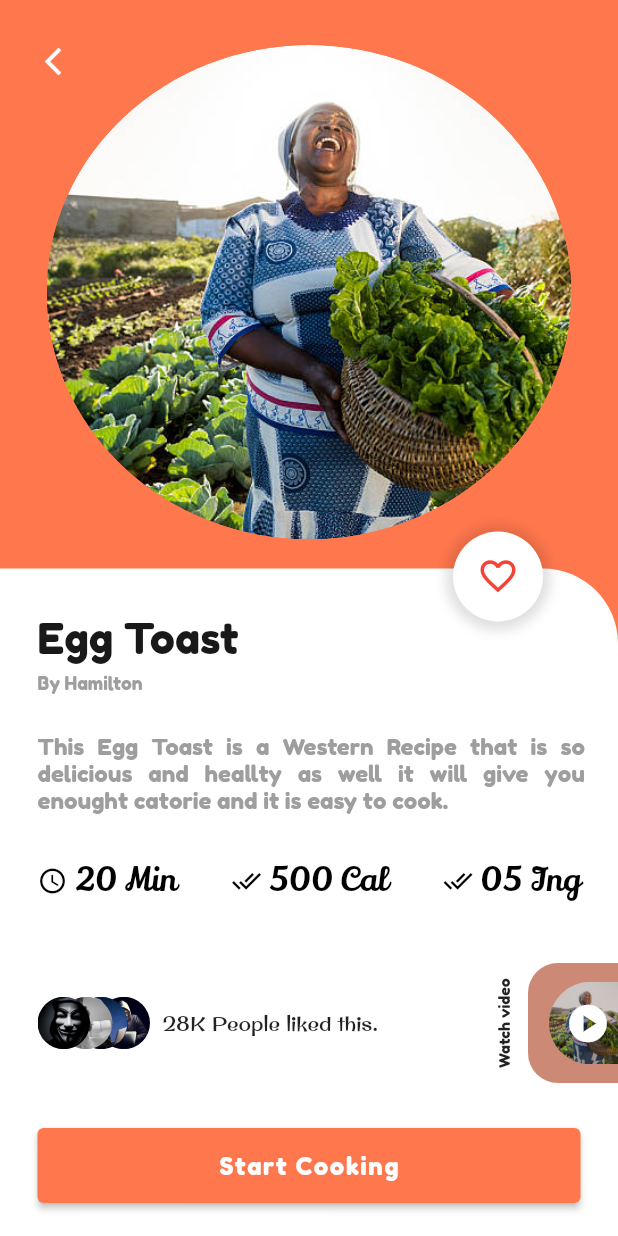
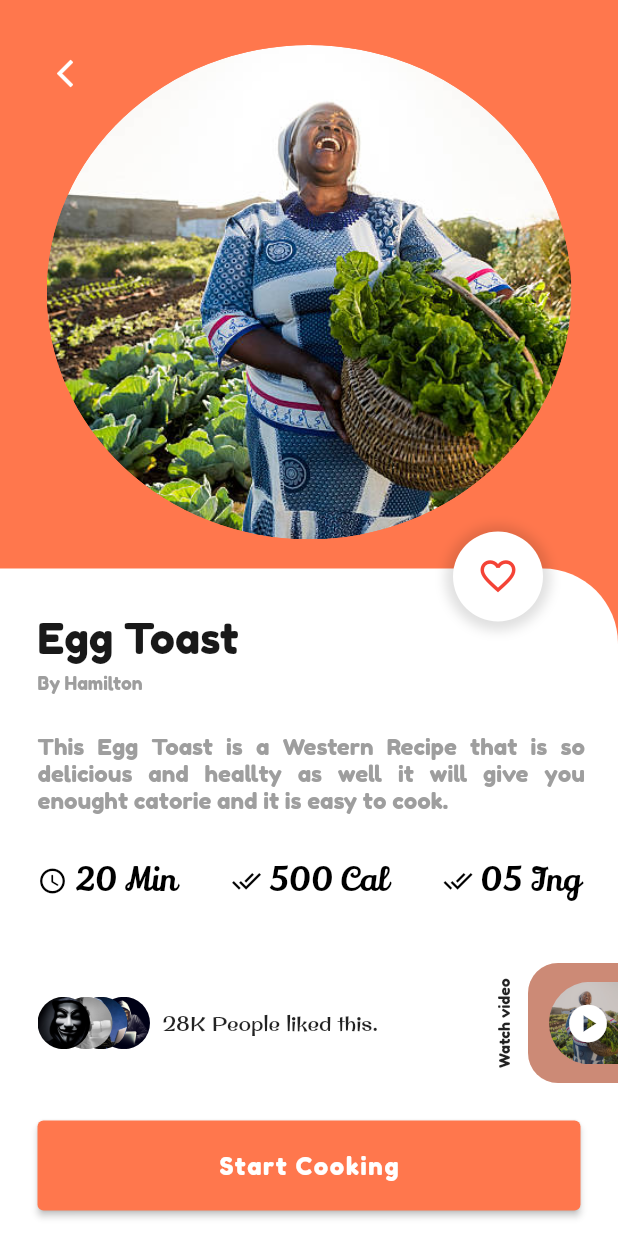
Before and after one commit to Wagner-Coche/meal_planner_ui, a Flutter app: the screen it shows after launch, on a phone screen of 412 x 824 dp. Run offline on Flutter 3.47's test engine with Material 2 defaults, Android fonts, the phone set to English and light mode, and no system bars.

Commit message:
insert design arch

```diff
--- /dev/null
+++ b/lib/app/data/product_data.dart
@@ -0,0 +1,5 @@
+import 'dtos/product_dto.dart';
+
+abstract class ProductData {
+  List<Future<ProductDto>> call();
+}
--- /dev/null
+++ b/lib/app/data/repositories/product_data_repository.dart
@@ -0,0 +1,5 @@
+import '../dtos/product_dto.dart';
+
+abstract class ProductDataRepository {
+  List<Future<ProductDto>> call();
+}
--- /dev/null
+++ b/lib/app/domain/repositories/product_entity_repository.dart
@@ -0,0 +1,5 @@
+import 'package:meal_planner_ui/app/data/dtos/product_dto.dart';
+
+abstract class ProductEntityRepository {
+  List<Future<ProductDto>> call();
+}
--- /dev/null
+++ b/lib/app/domain/usecases/product_entity_usecase.dart
@@ -0,0 +1,5 @@
+import '../../data/dtos/product_dto.dart';
+
+abstract class ProductEntityUseCase {
+  List<Future<ProductDto>> call();
+}
--- a/lib/app/presenter/screens/specified_screen/components/footer_components/button_start_cooking_component.dart
+++ b/lib/app/presenter/screens/specified_screen/components/footer_components/button_start_cooking_component.dart
@@ -7,9 +7,9 @@ class ButtomStartCookingComponent extends StatelessWidget {
   @override
   Widget build(BuildContext context) {
     return Container(
-      height: 50,
+      height: 60,
       width: MediaQuery.of(context).size.width,
-      margin: const EdgeInsets.only(left: 25,  right: 25, top: 30),
+      margin: const EdgeInsets.only(left: 25,  right: 25, top: 25),
       child: ElevatedButton(
         onPressed: () {},
         style: ElevatedButton.styleFrom(
--- a/lib/app/presenter/screens/specified_screen/components/header_components/icon_specified_component.dart
+++ b/lib/app/presenter/screens/specified_screen/components/header_components/icon_specified_component.dart
@@ -11,10 +11,13 @@ class IconSpecifiedComponent extends StatelessWidget {
       margin: const EdgeInsets.only(left: 30),
       child: InkWell(
         onTap: () => Navigator.of(context).push(MaterialPageRoute(builder: (_) => const HomeScreen())),
-        child: Icon(
-          Icons.arrow_back_ios,
-          size: 22,
-          color: ColorsUtils.color.whiteColor
+        child: Padding(
+          padding: const EdgeInsets.all(8.0),
+          child: Icon(
+            Icons.arrow_back_ios,
+            size: 22,
+            color: ColorsUtils.color.whiteColor
+          ),
         ),
       )
     );
--- a/lib/app/presenter/screens/specified_screen/components/liked_component.dart
+++ b/lib/app/presenter/screens/specified_screen/components/liked_component.dart
@@ -32,6 +32,7 @@ class _LikedComponentState extends State<LikedComponent> {
           ]
         ),
         child: InkWell(
+          borderRadius: BorderRadius.circular(45),
           onTap: () => setState(() {
             LikedComponentController.instance.verifyLikedState();
           }),
```
Also changed, not shown: lib/app/data/dtos/product_dto.dart (added, +29 -0 lines), lib/app/data/repositories/product_data_repository_imp.dart (added, +14 -0 lines), lib/app/domain/entities/product_entity.dart (added, +11 -0 lines), lib/app/domain/repositories/product_entity_repository_imp.dart (added, +14 -0 lines), lib/app/domain/usecases/product_entity_usecase_imp.dart (added, +14 -0 lines).
